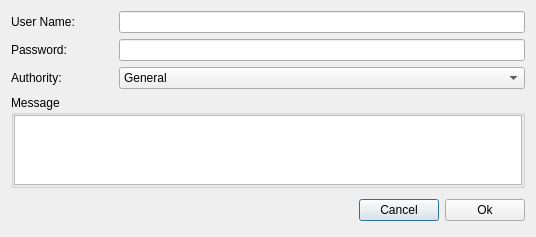
Above: UgdAppClient/info/cadduserdlg.ui from Fneger/BSD_MDVR_UGD before the change. Below: the same form after it.
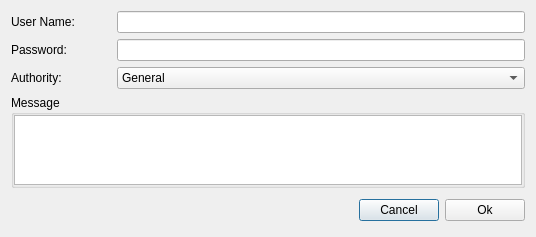
That is the form after the change.

Patch:
```diff
--- a/UgdAppClient/info/cadduserdlg.ui
+++ b/UgdAppClient/info/cadduserdlg.ui
@@ -18,6 +18,18 @@
     <layout class="QHBoxLayout" name="horizontalLayout_2" stretch="2,8">
      <item>
       <widget class="QLabel" name="label_2">
+       <property name="minimumSize">
+        <size>
+         <width>100</width>
+         <height>0</height>
+        </size>
+       </property>
+       <property name="maximumSize">
+        <size>
+         <width>100</width>
+         <height>16777215</height>
+        </size>
+       </property>
        <property name="text">
         <string>Password:</string>
        </property>
@@ -73,6 +85,18 @@
     <layout class="QHBoxLayout" name="horizontalLayout_3" stretch="2,8">
      <item>
       <widget class="QLabel" name="label_3">
+       <property name="minimumSize">
+        <size>
+         <width>100</width>
+         <height>0</height>
+        </size>
+       </property>
+       <property name="maximumSize">
+        <size>
+         <width>100</width>
+         <height>16777215</height>
+        </size>
+       </property>
        <property name="text">
         <string>Authority:</string>
        </property>
@@ -122,6 +146,18 @@
     <layout class="QHBoxLayout" name="horizontalLayout" stretch="2,8">
      <item>
       <widget class="QLabel" name="label">
+       <property name="minimumSize">
+        <size>
+         <width>100</width>
+         <height>0</height>
+        </size>
+       </property>
+       <property name="maximumSize">
+        <size>
+         <width>100</width>
+         <height>16777215</height>
+        </size>
+       </property>
        <property name="text">
         <string>User Name:</string>
        </property>
```
